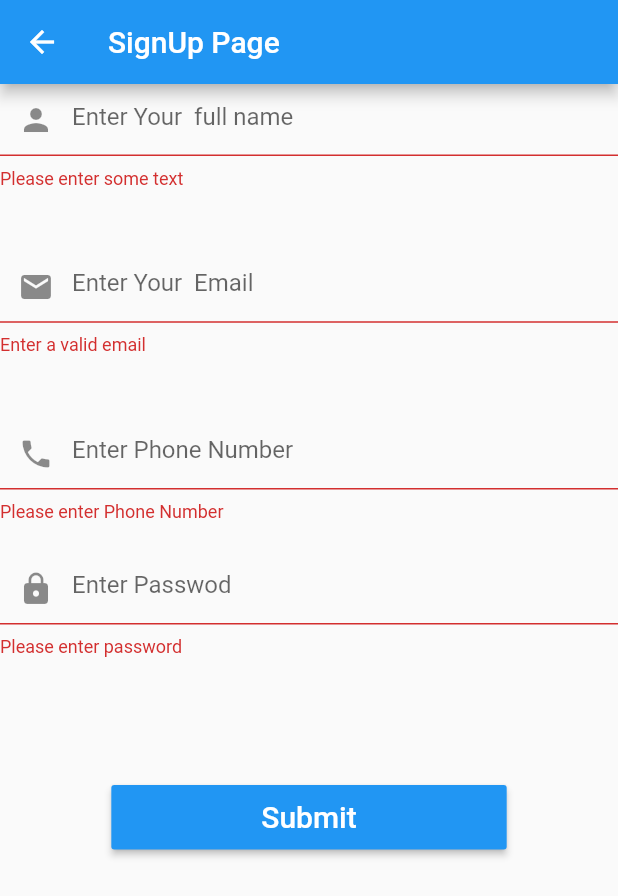
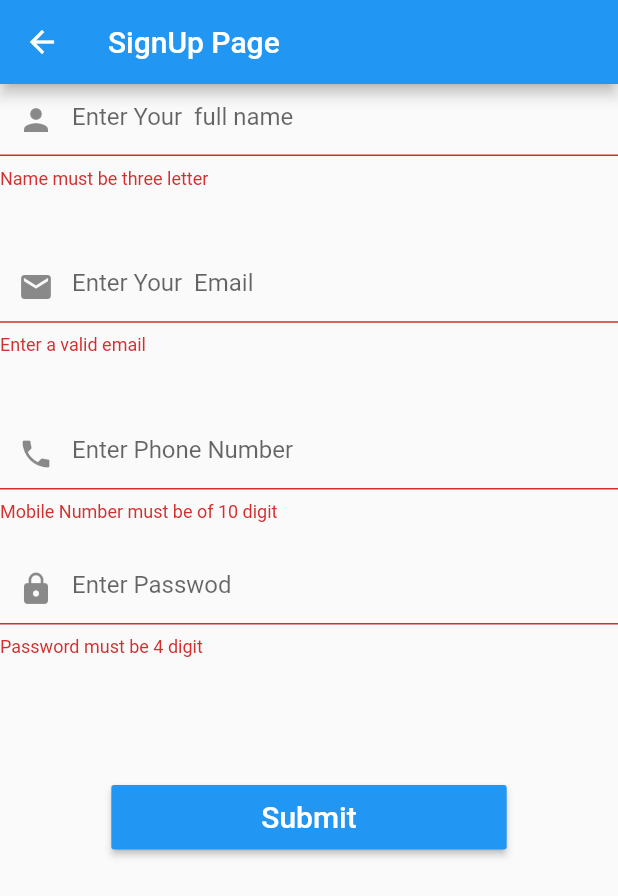
Before and after one commit to neelmani123/neelmani123, a Flutter app: the SignUp screen opened directly, after a tap on "Submit", on a phone screen of 412 x 824 dp. Shown: the top 896 px of the screen. Run offline on Flutter 3.47's test engine with Material 2 defaults, Android fonts, the phone set to English and light mode, and no system bars; statements that could not run were skipped.

```diff
--- a/lib/signUp.dart
+++ b/lib/signUp.dart
@@ -45,12 +45,21 @@ class _SignUpState extends State<SignUp> {
                     hintText: 'Enter Your  full name',
                     labelText: getTranslated(context, 'name_key')
                   ),
-                  validator: (value) {
+                  /*validator: (value) {
                     if (value.isEmpty) {
                       return 'Please enter some text';
                     }
                     return null;
-                  },
+                  },*/
+                  validator: (value)
+                  {
+                    if(value.length<3)
+                      {
+                       return 'Name must be three letter';
+
+                      }
+                    return null;
+                },
                 ),
                 SizedBox( height: MediaQuery.of(context).size.width * 0.1,),
                 TextFormField(
@@ -84,8 +93,8 @@ class _SignUpState extends State<SignUp> {
                       labelText: getTranslated(context, 'phone_key')
                   ),
                   validator: (value) {
-                    if (value.isEmpty) {
-                      return 'Please enter Phone Number';
+                    if (value.length !=10) {
+                      return 'Mobile Number must be of 10 digit';
                     }
                     return null;
                   },
@@ -102,8 +111,8 @@ class _SignUpState extends State<SignUp> {
                       labelText: getTranslated(context, 'password_key')
                   ),
                   validator: (value) {
-                    if (value.isEmpty) {
-                      return 'Please enter password';
+                    if (value.length< 4) {
+                      return 'Password must be 4 digit';
                     }
                     return null;
                   },
```
